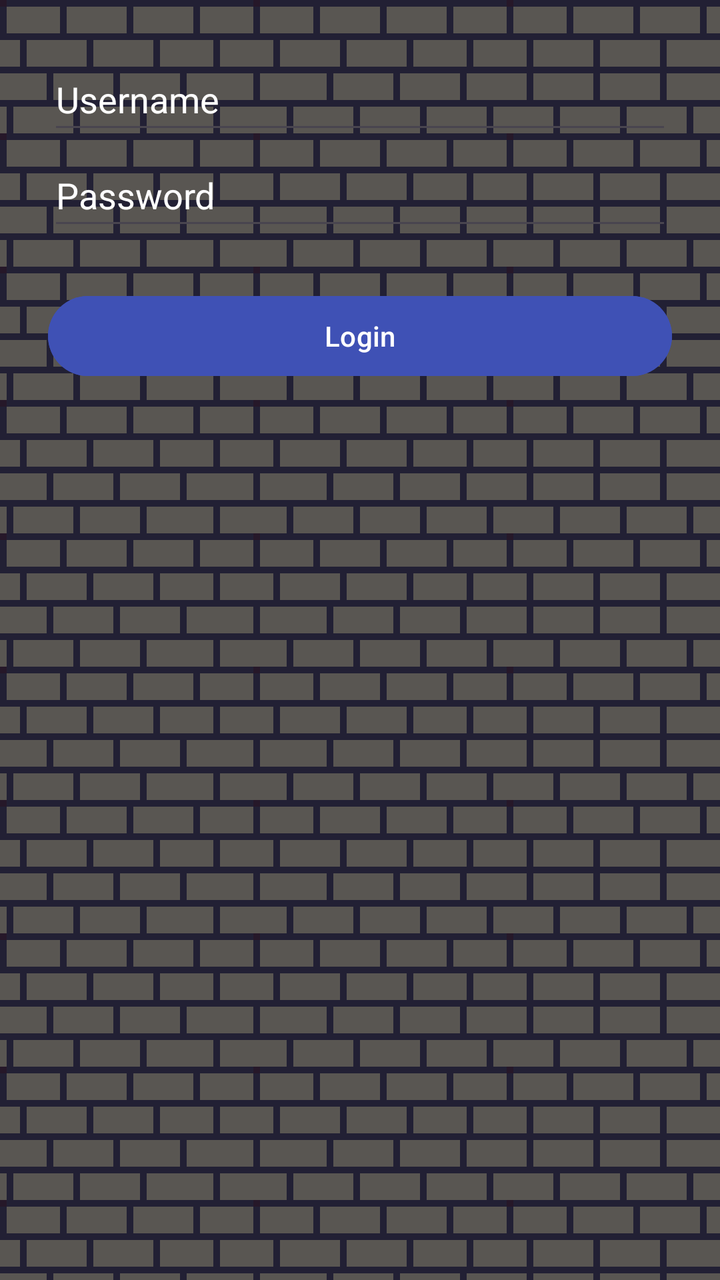
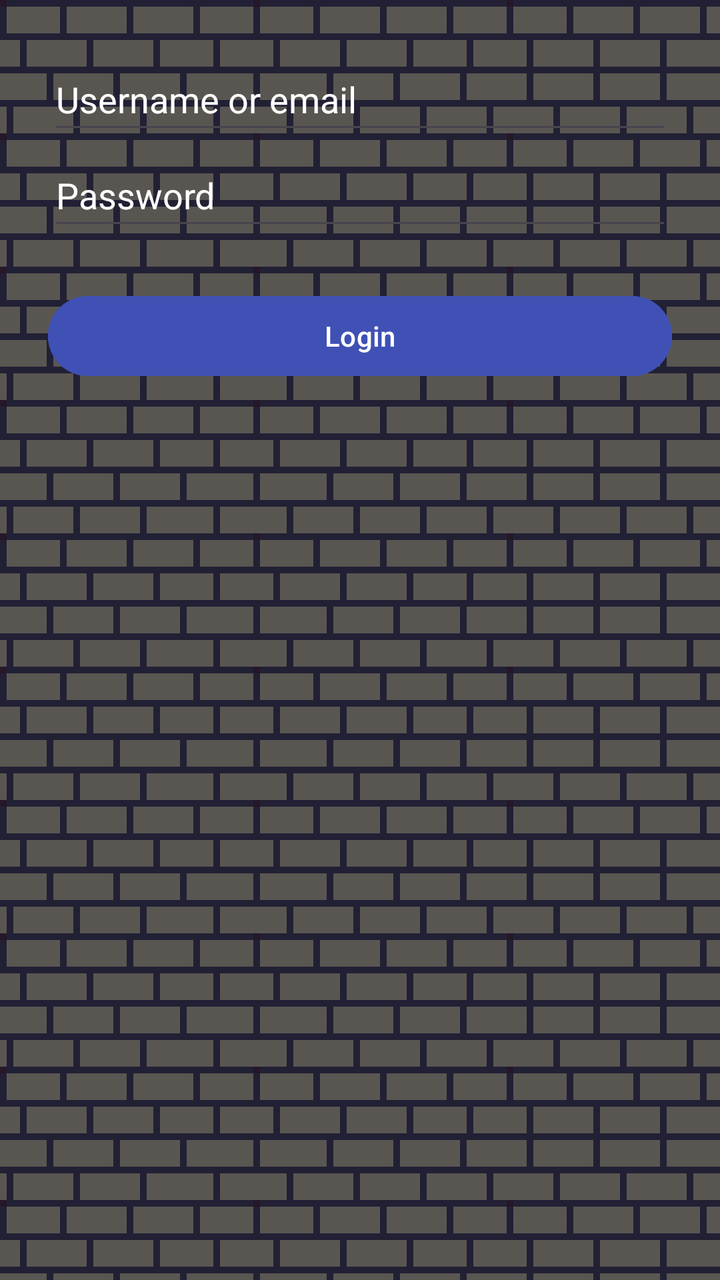

Screens rendered from an Android XML layout before and after an edit, with the pre-edit source and the edit as a unified diff.
<!-- AndroidManifest.xml: application theme Theme.WardensVault -->
<!-- res/layout/activity_login.xml -->
<?xml version="1.0" encoding="utf-8"?>
<ScrollView xmlns:android="http://schemas.android.com/apk/res/android"
    xmlns:app="http://schemas.android.com/apk/res-auto"
    xmlns:tools="http://schemas.android.com/tools"
    android:id="@+id/main"
    android:layout_width="match_parent"
    android:layout_height="match_parent"
    android:background="@drawable/ic_wall"
    tools:context=".LoginActivity">

    <LinearLayout
        android:layout_width="match_parent"
        android:layout_height="wrap_content"
        android:orientation="vertical"
        android:padding="24dp">

        <EditText
            android:id="@+id/etUsername"
            android:layout_width="match_parent"
            android:layout_height="48dp"
            android:hint="Username"
            android:inputType="text"
            android:textColor="@color/white"
            android:textColorHighlight="@color/white"
            android:textColorHint="@color/white" />

        <EditText
            android:id="@+id/etPassword"
            android:layout_width="match_parent"
            android:layout_height="48dp"
            android:hint="Password"
            android:inputType="textPassword"
            android:textColor="@color/white"
            android:textColorHighlight="@color/white"
            android:textColorHint="@color/white" />

        <Button
            android:id="@+id/btnLogin"
            android:layout_width="match_parent"
            android:layout_height="wrap_content"
            android:layout_marginTop="24dp"
            android:backgroundTint="#3F51B5"
            android:text="Login" />
    </LinearLayout>
</ScrollView>
<!-- resources referenced by this layout -->
<resources>
  <color name="white">#FFFFFFFF</color>
  <!-- drawable ic_wall: png bitmap (drawable, 14575 bytes) -->
  <style name="Theme.WardensVault" parent="Base.Theme.WardensVault" />
  <style name="Base.Theme.WardensVault" parent="Theme.Material3.DayNight.NoActionBar">
          
          
      </style>
</resources>

<!-- the commit's change to res/layout/activity_login.xml (unified diff, before → after) -->
@@ -18,7 +18,7 @@
             android:id="@+id/etUsername"
             android:layout_width="match_parent"
             android:layout_height="48dp"
-            android:hint="Username"
+            android:hint="Username or email"
             android:inputType="text"
             android:textColor="@color/white"
             android:textColorHighlight="@color/white"
